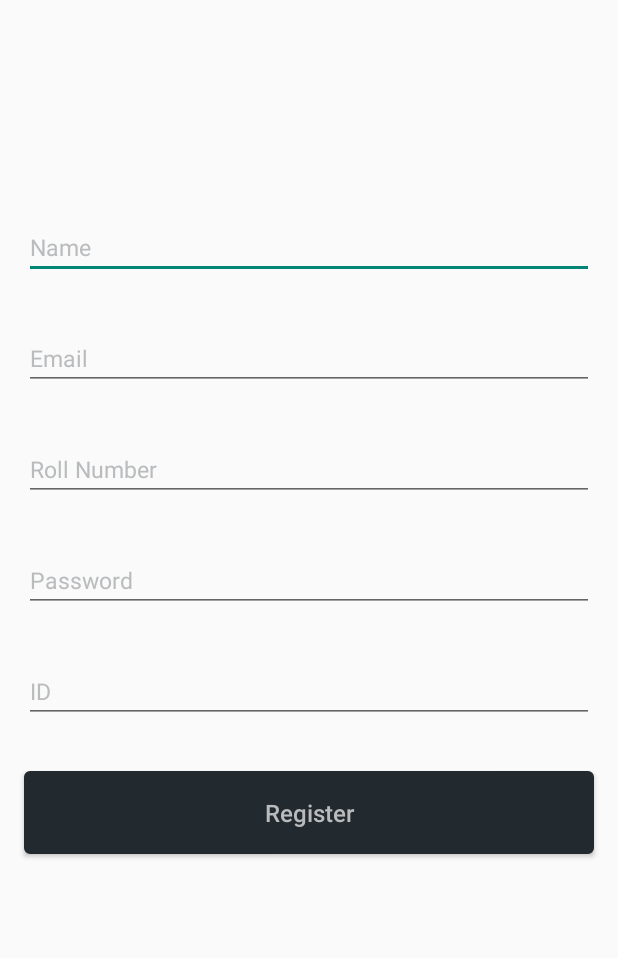
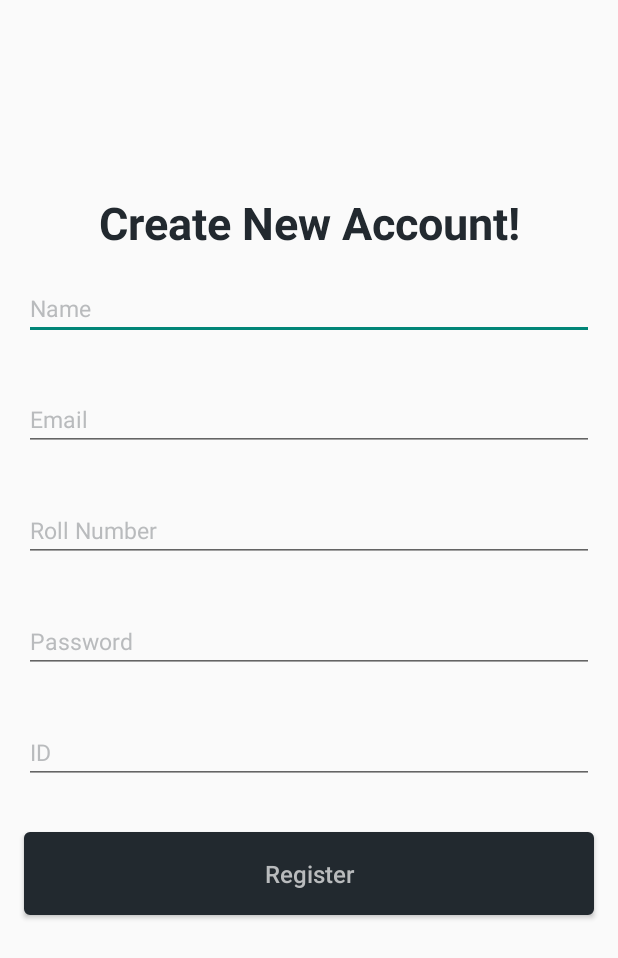
Before and after one commit to nilay1998/Minor-Project, an Android app: the layout register.xml on its own in the app's theme, with its tools: preview values and no code run, on a phone screen of 412 x 824 dp. Shown: the top 958 px of the screen. Run offline under Robolectric (Android 15) with nearby library versions, the phone set to English and light mode, and no system bars.

Commit message:
string at sign up page

```diff
--- a/App/app/src/main/res/layout/activity_main.xml
+++ b/App/app/src/main/res/layout/activity_main.xml
@@ -56,7 +56,7 @@
             android:layout_height="wrap_content"
             android:text="@string/welcome_back"
             android:textColor="@color/colorBackground"
-            android:textSize="25sp"
+            android:textSize="30sp"
             android:textStyle="bold" />
 
 
--- a/App/app/src/main/res/layout/register.xml
+++ b/App/app/src/main/res/layout/register.xml
@@ -8,6 +8,16 @@
     android:orientation="vertical"
     android:paddingTop="128dp"
     tools:context=".MainActivity">
+    <TextView
+        android:gravity="center"
+        android:id="@+id/WelcomeTextView"
+        android:layout_width="match_parent"
+        android:layout_height="wrap_content"
+        android:text="Create New Account!"
+        android:textColor="@color/colorBackground"
+        android:textSize="30sp"
+        android:textStyle="bold" />
+
 
     <android.support.design.widget.TextInputEditText
         android:id="@+id/name"
```
